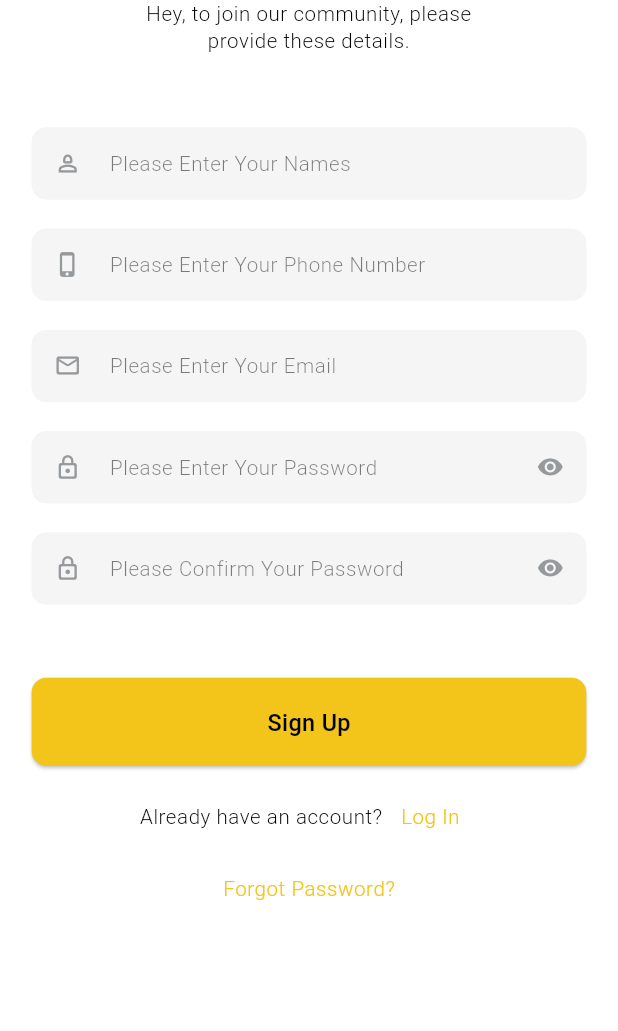
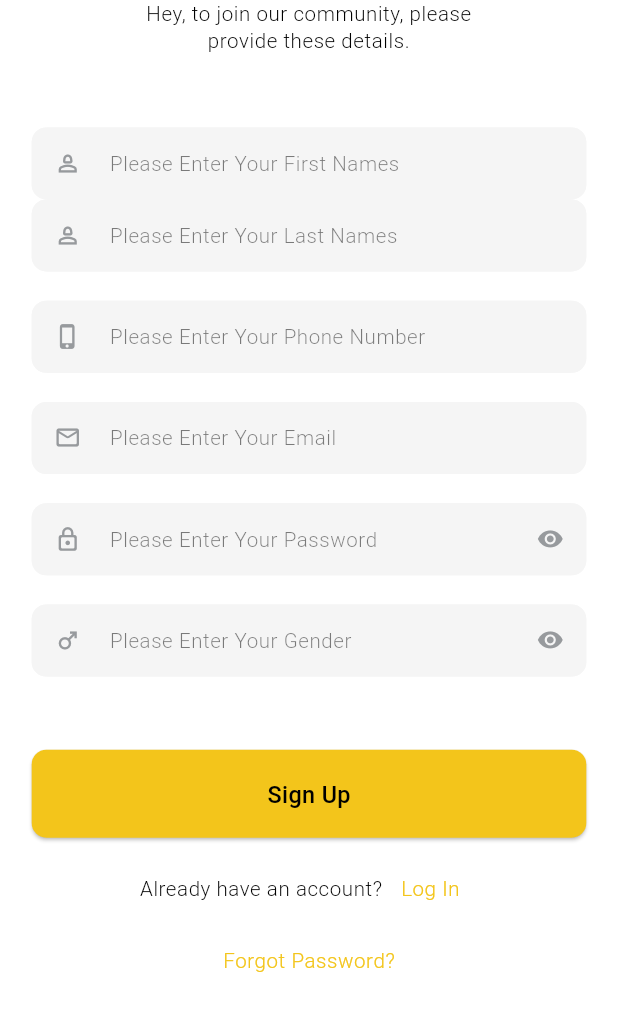
Before and after one commit to Zackcodder/rideone247driver, a Flutter app: the SignupScreen screen opened directly, on a phone screen of 412 x 824 dp, the part 94-1125 px from its top. Run offline on Flutter 3.47's test engine with Material 2 defaults, Android fonts, the phone set to English and light mode, and no system bars; our stand-ins replace file_picker, flutter_chat_types, flutter_chat_ui, flutter_screenutil, flutter_svg, fluttertoast and 5 more; missing offline and left inert: image_picker_widget, multi_value_listenable_builder; accounts and stored records are empty; project files that could hold a hidden picture were left out.

Commit message:
deleted:    lib/model/driver_model.dart 	new file:   lib/model/login_model.dart 	new file:   lib/model/signup_model.dart 	modified:   lib/provider/authprovider.dart 	modified:   lib/screens/signup_screen.dart 	modified:   lib/services/authentication_services.dart

```diff
--- a/lib/provider/authprovider.dart
+++ b/lib/provider/authprovider.dart
@@ -1,5 +1,7 @@
 import 'package:flutter/material.dart';
-import 'package:ride_on_driver/model/driver_model.dart';
+import 'package:ride_on_driver/model/login_model.dart';
+import 'package:ride_on_driver/model/signup_model.dart';
+import 'package:ride_on_driver/screens/login_screen.dart';
 import 'package:ride_on_driver/services/authentication_services.dart';
 import 'package:shared_preferences/shared_preferences.dart';
 import 'package:ride_on_driver/screens/home_screen.dart';
@@ -7,8 +9,12 @@ import 'package:ride_on_driver/screens/home_screen.dart';
 class AuthProvider with ChangeNotifier {
   bool _signInLoading = false;
   bool get signInLoading => _signInLoading;
+  bool _signUpLoading = false;
+  bool get signUpLoading => _signUpLoading;
   DriverModel? _driver;
   DriverModel? get driver => _driver;
+  SignUpResponse? _driverSignUp;
+  SignUpResponse? get driverSignUp => _driverSignUp;
   String? _driverName;
   String? get driverName => _driverName;
   String? _driverEmail;
@@ -107,4 +113,31 @@ class AuthProvider with ChangeNotifier {
     }
     _signInLoading = false;
   }
+
+  //SignUp
+  signUp(BuildContext context, String firstName, String lastName, String phone,
+      String email, String password, String gender, String role) async {
+    print('signing method in provider service');
+    _signUpLoading = true;
+    final responseData = await _authService.signUp(
+        firstName, lastName, phone, email, password, gender, role);
+
+    final signUpResponse = SignUpResponse.fromJson(responseData);
+    print(responseData);
+    if (signUpResponse.message == 'success') {
+      //navigate to home page
+      Future.delayed(Duration.zero, () {
+        Navigator.pushReplacement(
+          context,
+          MaterialPageRoute(builder: (context) => const LoginScreen()),
+        );
+      });
+      _signUpLoading = false;
+    } else {
+      print('error');
+      setError(responseData['message']);
+      _signUpLoading = false;
+    }
+    _signUpLoading = false;
+  }
 }
--- a/lib/screens/signup_screen.dart
+++ b/lib/screens/signup_screen.dart
@@ -1,7 +1,8 @@
 import 'package:flutter/material.dart';
 import 'package:flutter_screenutil/flutter_screenutil.dart';
+import 'package:provider/provider.dart';
+import 'package:ride_on_driver/provider/authprovider.dart';
 import 'package:ride_on_driver/screens/forget_password.dart';
-import 'package:ride_on_driver/screens/home_screen.dart';
 
 import '../core/constants/colors.dart';
 import '../core/extensions/build_context_extensions.dart';
@@ -12,11 +13,24 @@ import '../widgets/app_text_button.dart';
 import '../widgets/app_text_field.dart';
 import '../widgets/spacing.dart';
 
-class SignupScreen extends StatelessWidget {
+class SignupScreen extends StatefulWidget {
+  static String id = 'signup';
   const SignupScreen({super.key});
 
   @override
+  State<SignupScreen> createState() => _SignupScreenState();
+}
+
+class _SignupScreenState extends State<SignupScreen> {
+  final TextEditingController firstNameController = TextEditingController();
+  final TextEditingController lastNameController = TextEditingController();
+  final TextEditingController phoneNumberController = TextEditingController();
+  final TextEditingController emailController = TextEditingController();
+  final TextEditingController passwordController = TextEditingController();
+  final TextEditingController genderController = TextEditingController();
+  @override
   Widget build(BuildContext context) {
+    final authProvider = Provider.of<AuthProvider>(context);
     return Scaffold(
       backgroundColor: Colors.white,
       body: SafeArea(
@@ -24,6 +38,7 @@ class SignupScreen extends StatelessWidget {
           keyboardDismissBehavior: ScrollViewKeyboardDismissBehavior.onDrag,
           child: Column(
             children: [
+              //app logo
               const AppLogo(),
               SizedBox(
                 width: 220.w,
@@ -34,52 +49,91 @@ class SignupScreen extends StatelessWidget {
                 ),
               ),
               const VerticalSpacing(50),
-              const AppTextField(
-                hintText: 'Please Enter Your Names',
-                prefixIcon: Icon(
+              //first name text field
+              AppTextField(
+                controller: firstNameController,
+                hintText: 'Please Enter Your First Names',
+                prefixIcon: const Icon(
+                  Icons.person_2_outlined,
+                  color: AppColors.grey,
+                ),
+              ),
+              //last name
+              AppTextField(
+                controller: lastNameController,
+                hintText: 'Please Enter Your Last Names',
+                prefixIcon: const Icon(
                   Icons.person_2_outlined,
                   color: AppColors.grey,
                 ),
               ),
               const VerticalSpacing(20),
-              const AppTextField(
+              //phone number
+              AppTextField(
+                keyboardType: TextInputType.number,
+                controller: phoneNumberController,
                 hintText: 'Please Enter Your Phone Number',
-                prefixIcon: Icon(
+                prefixIcon: const Icon(
                   Icons.phone_iphone_rounded,
                   color: AppColors.grey,
                 ),
               ),
               const VerticalSpacing(20),
-              const AppTextField(
+              //email
+              AppTextField(
+                keyboardType: TextInputType.emailAddress,
+                controller: emailController,
                 hintText: 'Please Enter Your Email',
-                prefixIcon: Icon(
+                prefixIcon: const Icon(
                   Icons.mail_outline_rounded,
                   color: AppColors.grey,
                 ),
               ),
               const VerticalSpacing(20),
-              const AppTextField(
+              //password
+              AppTextField(
+                keyboardType: TextInputType.visiblePassword,
+                controller: passwordController,
                 hintText: 'Please Enter Your Password',
-                prefixIcon: Icon(
+                prefixIcon: const Icon(
                   Icons.lock_outline_rounded,
                   color: AppColors.grey,
                 ),
                 isPassword: true,
               ),
               const VerticalSpacing(20),
-              const AppTextField(
-                hintText: 'Please Confirm Your Password',
-                prefixIcon: Icon(
-                  Icons.lock_outline_rounded,
+              //gender
+              AppTextField(
+                controller: genderController,
+                hintText: 'Please Enter Your Gender',
+                prefixIcon: const Icon(
+                  Icons.male,
                   color: AppColors.grey,
                 ),
                 isPassword: true,
               ),
               const VerticalSpacing(50),
-              AppElevatedButton.large(
-                onPressed: () => context.pushReplacement(const HomeScreen()),
-                text: 'Sign Up',
-              ),
+              //signup button
+              authProvider.signUpLoading
+                  ? const Center(
+                      child: CircularProgressIndicator(
+                        valueColor: AlwaysStoppedAnimation(Colors.black),
+                      ),
+                    )
+                  : AppElevatedButton.large(
+                      onPressed: () async {
+                        final firstName = firstNameController.text;
+                        final lastName = lastNameController.text;
+                        final phone = phoneNumberController.text;
+                        final password = passwordController.text;
+                        final email = emailController.text;
+                        final gender = genderController.text;
+                        const String role = 'driver';
+                        authProvider.signUp(context, firstName, lastName, phone,
+                            password, email, gender, role);
+                      },
+                      text: 'Sign Up',
+                    ),
               const VerticalSpacing(10),
               Row(
                 mainAxisAlignment: MainAxisAlignment.center,
```
Also changed, not shown: lib/model/driver_model.dart (deleted, +0 -148 lines), lib/model/login_model.dart (added, +65 -0 lines), lib/model/signup_model.dart (added, +41 -0 lines), lib/services/authentication_services.dart (+41 -0 lines).
